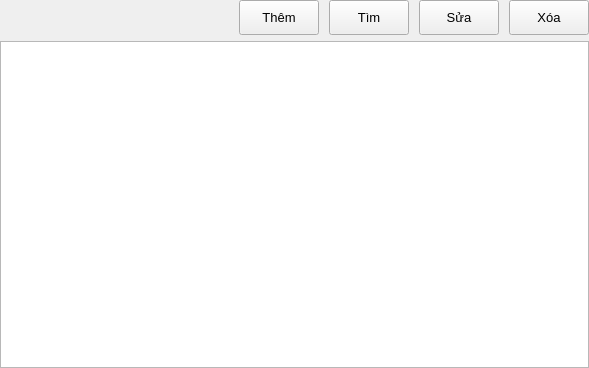
Taylor3691/Hospital-Management-Project, file src/views/ManagementView.ui: the form before one commit.
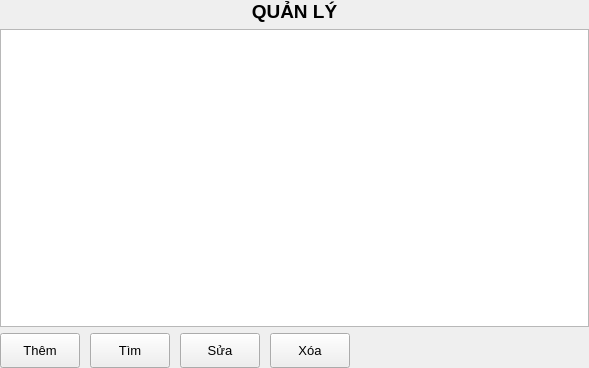
The form after the commit. Icons and pictures are not drawn.

Commit message: refactor(ui): add title for management view and remove margins for other views

What changed in the file:
```diff
--- a/src/views/ManagementView.ui
+++ b/src/views/ManagementView.ui
@@ -2258,24 +2258,37 @@
    <property name="bottomMargin">
     <number>0</number>
    </property>
-   <item row="0" column="0">
+   <item row="1" column="0">
+    <widget class="QLabel" name="title_label">
+     <property name="sizePolicy">
+      <sizepolicy hsizetype="Preferred" vsizetype="Maximum">
+       <horstretch>0</horstretch>
+       <verstretch>0</verstretch>
+      </sizepolicy>
+     </property>
+     <property name="styleSheet">
+      <string notr="true">font-size: 14pt; font-weight: bold;</string>
+     </property>
+     <property name="text">
+      <string>QUẢN LÝ</string>
+     </property>
+     <property name="alignment">
+      <set>Qt::AlignCenter</set>
+     </property>
+    </widget>
+   </item>
+   <item row="3" column="0">
+    <widget class="QTableView" name="tableView">
+     <property name="sortingEnabled">
+      <bool>true</bool>
+     </property>
+    </widget>
+   </item>
+   <item row="4" column="0">
     <layout class="QHBoxLayout" name="crud_horizontalLayout">
      <property name="spacing">
       <number>10</number>
      </property>
-     <item>
-      <spacer name="horizontalSpacer">
-       <property name="orientation">
-        <enum>Qt::Horizontal</enum>
-       </property>
-       <property name="sizeHint" stdset="0">
-        <size>
-         <width>40</width>
-         <height>20</height>
-        </size>
-       </property>
-      </spacer>
-     </item>
      <item>
       <widget class="QPushButton" name="add_pushButton">
        <property name="sizePolicy">
@@ -2400,15 +2413,21 @@
        </property>
       </widget>
      </item>
+     <item>
+      <spacer name="horizontalSpacer">
+       <property name="orientation">
+        <enum>Qt::Horizontal</enum>
+       </property>
+       <property name="sizeHint" stdset="0">
+        <size>
+         <width>40</width>
+         <height>20</height>
+        </size>
+       </property>
+      </spacer>
+     </item>
     </layout>
    </item>
-   <item row="1" column="0">
-    <widget class="QTableView" name="tableView">
-     <property name="sortingEnabled">
-      <bool>true</bool>
-     </property>
-    </widget>
-   </item>
   </layout>
  </widget>
  <resources>
```
The commit also changes 8 other files.
